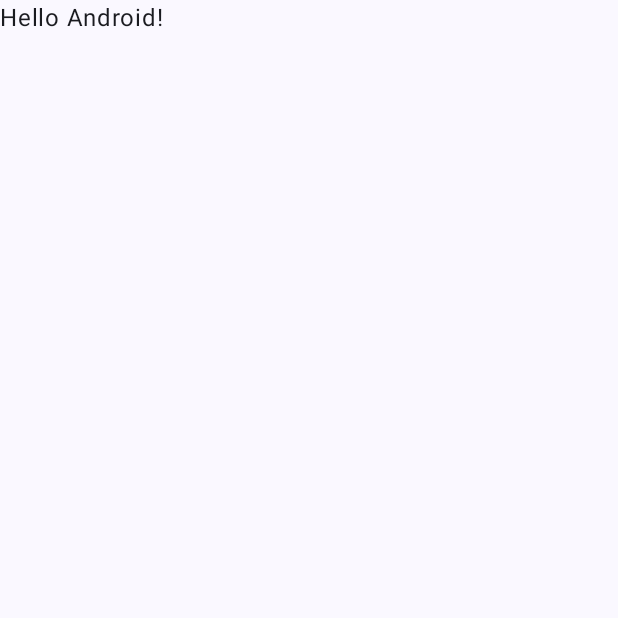
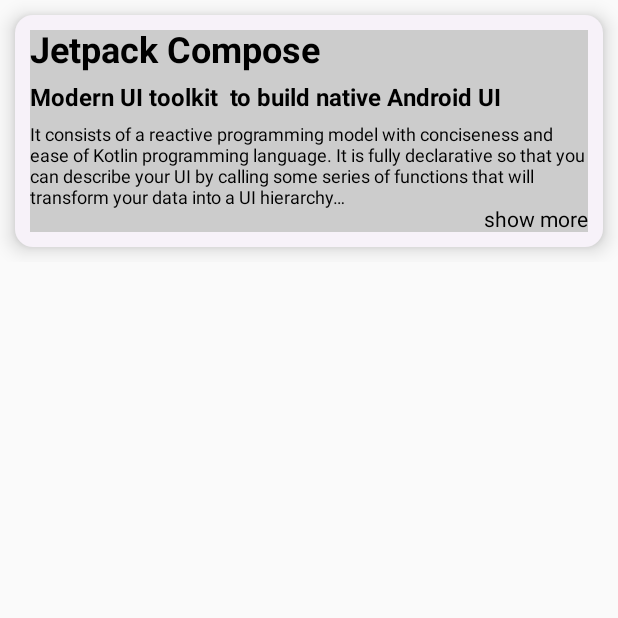
Before and after one commit to Prashant125/jetpack-compose-ui, an Android app built with Jetpack Compose: the screen it shows after launch (MainActivity), on a phone screen of 412 x 824 dp, the top half of it. Before the commit the part shown is almost empty. Run offline under Robolectric (Android 15) with nearby library versions, the phone set to English and light mode, and no system bars.

Commit message:
card first commit to master

```diff
--- a/app/build.gradle.kts
+++ b/app/build.gradle.kts
@@ -19,6 +19,9 @@ android {
     }
 
     buildTypes {
+        debug {
+            isDebuggable = true
+        }
         release {
             isMinifyEnabled = false
             proguardFiles(
--- a/app/src/main/java/com/example/basiccomposeui/MainActivity.kt
+++ b/app/src/main/java/com/example/basiccomposeui/MainActivity.kt
@@ -3,29 +3,18 @@ package com.example.basiccomposeui
 import android.os.Bundle
 import androidx.activity.ComponentActivity
 import androidx.activity.compose.setContent
-import androidx.activity.enableEdgeToEdge
-import androidx.compose.foundation.layout.fillMaxSize
-import androidx.compose.foundation.layout.padding
-import androidx.compose.material3.Scaffold
+import androidx.compose.foundation.layout.systemBarsPadding
 import androidx.compose.material3.Text
 import androidx.compose.runtime.Composable
 import androidx.compose.ui.Modifier
 import androidx.compose.ui.tooling.preview.Preview
-import com.example.basiccomposeui.ui.theme.BasicComposeUiTheme
+import com.example.basiccomposeui.ui.cards.MoreOrLessCard
 
 class MainActivity : ComponentActivity() {
     override fun onCreate(savedInstanceState: Bundle?) {
         super.onCreate(savedInstanceState)
-        enableEdgeToEdge()
         setContent {
-            BasicComposeUiTheme {
-                Scaffold(modifier = Modifier.fillMaxSize()) { innerPadding ->
-                    Greeting(
-                        name = "Android",
-                        modifier = Modifier.padding(innerPadding)
-                    )
-                }
-            }
+            MoreOrLessCard()
         }
     }
 }
@@ -34,14 +23,12 @@ class MainActivity : ComponentActivity() {
 fun Greeting(name: String, modifier: Modifier = Modifier) {
     Text(
         text = "Hello $name!",
-        modifier = modifier
+        modifier = modifier.systemBarsPadding()
     )
 }
 
 @Preview(showBackground = true)
 @Composable
 fun GreetingPreview() {
-    BasicComposeUiTheme {
-        Greeting("Android")
-    }
+        Greeting("ram")
 }
--- /dev/null
+++ b/app/src/main/java/com/example/basiccomposeui/ui/cards/MoreOrLessCard.kt
@@ -0,0 +1,74 @@
+package com.example.basiccomposeui.ui.cards
+
+import androidx.compose.foundation.background
+import androidx.compose.foundation.layout.Column
+import androidx.compose.foundation.layout.padding
+import androidx.compose.foundation.text.ClickableText
+import androidx.compose.material3.Card
+import androidx.compose.material3.CardDefaults
+import androidx.compose.material3.Text
+import androidx.compose.runtime.Composable
+import androidx.compose.runtime.getValue
+import androidx.compose.runtime.mutableStateOf
+import androidx.compose.runtime.saveable.rememberSaveable
+import androidx.compose.runtime.setValue
+import androidx.compose.ui.Alignment
+import androidx.compose.ui.Modifier
+import androidx.compose.ui.graphics.Color
+import androidx.compose.ui.res.stringResource
+import androidx.compose.ui.text.AnnotatedString
+import androidx.compose.ui.text.font.FontWeight
+import androidx.compose.ui.tooling.preview.Preview
+import androidx.compose.ui.unit.dp
+import androidx.compose.ui.unit.sp
+import com.example.basiccomposeui.R
+
+@Composable
+fun MoreOrLessCard() {
+
+    Card(
+        modifier = Modifier.padding(10.dp),
+        elevation = CardDefaults.cardElevation(defaultElevation = 8.dp),
+        colors = CardDefaults.cardColors(
+            containerColor = Color(0xFFF7F2F9)
+        )
+    ) {
+        var expanded by rememberSaveable { mutableStateOf(false) }
+        val smallString = stringResource(R.string.small_string_jetpack_compose)
+        val expandedString = stringResource(R.string.expanded_string_jetpack_compose)
+
+        Column(
+            modifier = Modifier
+                .padding(10.dp)
+                .background(Color.LightGray)
+        ) {
+            Text("Jetpack Compose", fontSize = 24.sp, fontWeight = FontWeight.Bold)
+
+            Text(
+                "Modern UI toolkit  to build native Android UI",
+                modifier = Modifier.padding(top = 8.dp),
+                fontSize = 16.sp, fontWeight = FontWeight.Bold
+            )
+
+            Text(
+                if (expanded) expandedString else smallString,
+                modifier = Modifier.padding(top = 8.dp),
+                fontSize = 12.sp
+            )
+
+            ClickableText(
+                modifier = Modifier.align(Alignment.End),
+                text = if (expanded) AnnotatedString("show less") else AnnotatedString("show more"),
+                onClick = {
+                    expanded = !expanded
+                }
+            )
+        }
+    }
+}
+
+@Preview
+@Composable
+fun PreviewMoreOrLessCard() {
+    MoreOrLessCard()
+}
--- a/app/src/main/res/values/strings.xml
+++ b/app/src/main/res/values/strings.xml
@@ -1,3 +1,5 @@
 <resources>
     <string name="app_name">Basic Compose Ui</string>
+    <string name="small_string_jetpack_compose">It consists of a reactive programming model with conciseness and ease of Kotlin programming language. It is fully declarative so that you can describe your UI by calling some series of functions that will transform your data into a UI hierarchy…</string>
+    <string name="expanded_string_jetpack_compose">It consists of a reactive programming model with conciseness and ease of Kotlin programming language. \nIt is fully declarative so that you can describe your UI by calling some series of functions that will transform your data into a UI hierarchy. When the data changes or is updated then the framework automatically recalls these functions and updates the view for you.\n\nComposable Function is represented in code by using @Composable annotation to the function name. This function will let you define your app’s UI programmatically by describing its shape and data dependencies rather than focusing on the UI construction process.</string>
 </resources>
```
